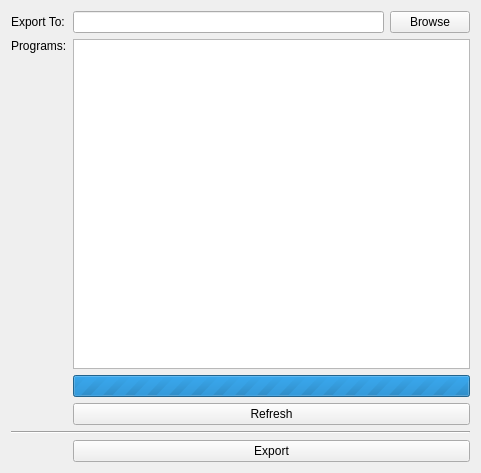
The window that src/brickv/plugin_system/plugins/red/ui/red_tab_importexport_export.ui (Tinkerforge/brickv) describes before a commit, drawn with Qt 5.
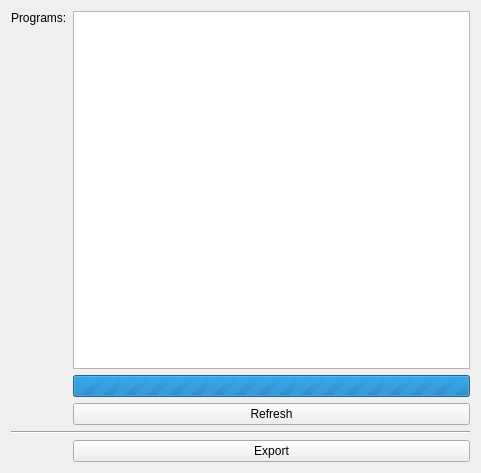
The same window after the commit.

Commit message: red-brick: Add program export tab

Diff of the .ui file:
```diff
--- a/src/brickv/plugin_system/plugins/red/ui/red_tab_importexport_export.ui
+++ b/src/brickv/plugin_system/plugins/red/ui/red_tab_importexport_export.ui
@@ -16,7 +16,7 @@
   <layout class="QVBoxLayout" name="verticalLayout">
    <item>
     <layout class="QGridLayout" name="gridLayout_2">
-     <item row="1" column="1">
+     <item row="0" column="1">
       <widget class="QListWidget" name="list_programs">
        <property name="sizePolicy">
         <sizepolicy hsizetype="Expanding" vsizetype="Expanding">
@@ -32,7 +32,7 @@
        </property>
       </widget>
      </item>
-     <item row="1" column="0">
+     <item row="0" column="0">
       <widget class="QLabel" name="label">
        <property name="text">
         <string>Programs:</string>
@@ -45,55 +45,28 @@
        </property>
       </widget>
      </item>
-     <item row="5" column="1">
+     <item row="4" column="1">
       <widget class="QPushButton" name="button_export">
        <property name="text">
         <string>Export</string>
        </property>
       </widget>
      </item>
-     <item row="4" column="0" colspan="2">
+     <item row="3" column="0" colspan="2">
       <widget class="Line" name="line">
        <property name="orientation">
         <enum>Qt::Horizontal</enum>
        </property>
       </widget>
      </item>
-     <item row="0" column="0">
-      <widget class="QLabel" name="label_2">
-       <property name="text">
-        <string>Export To:</string>
-       </property>
-       <property name="alignment">
-        <set>Qt::AlignLeading|Qt::AlignLeft|Qt::AlignVCenter</set>
-       </property>
-       <property name="buddy">
-        <cstring>edit_file</cstring>
-       </property>
-      </widget>
-     </item>
-     <item row="0" column="1">
-      <layout class="QHBoxLayout" name="horizontalLayout">
-       <item>
-        <widget class="QLineEdit" name="edit_file"/>
-       </item>
-       <item>
-        <widget class="QPushButton" name="button_browse_file">
-         <property name="text">
-          <string>Browse</string>
-         </property>
-        </widget>
-       </item>
-      </layout>
-     </item>
-     <item row="3" column="1">
+     <item row="2" column="1">
       <widget class="QPushButton" name="button_refresh_programs">
        <property name="text">
         <string>Refresh</string>
        </property>
       </widget>
      </item>
-     <item row="2" column="1">
+     <item row="1" column="1">
       <widget class="QProgressBar" name="progress_refresh_programs">
        <property name="maximum">
         <number>0</number>
```
Left out of the diff: 2 changed lines with no effect on the pictures. The commit also changes 2 other files.
